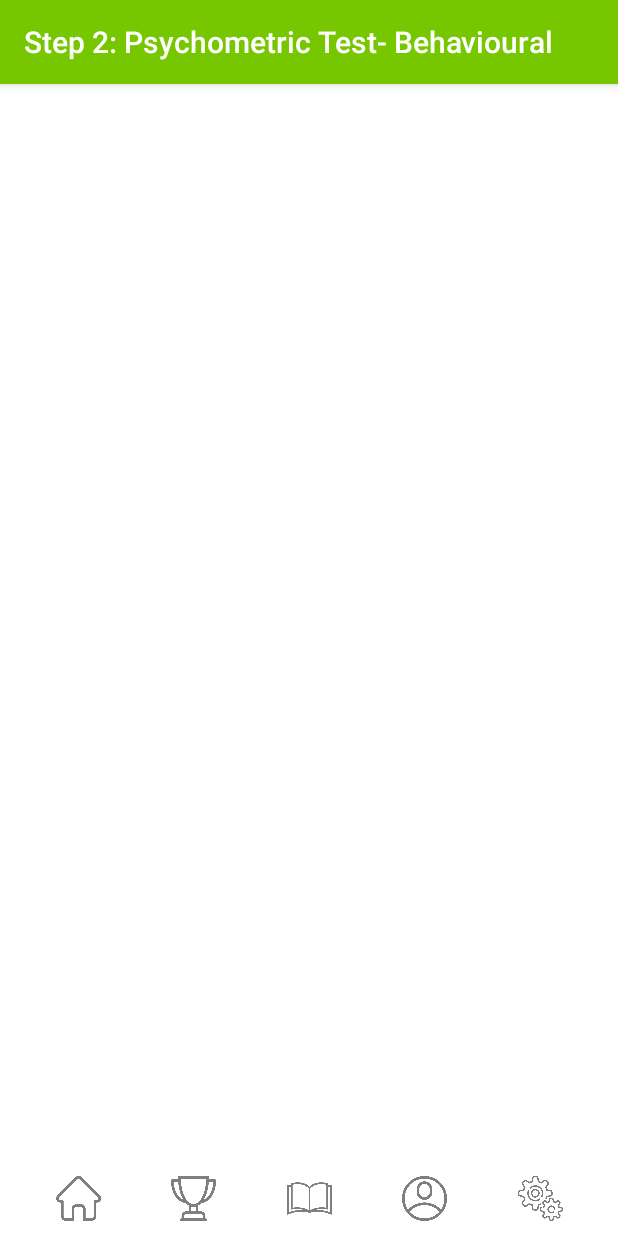
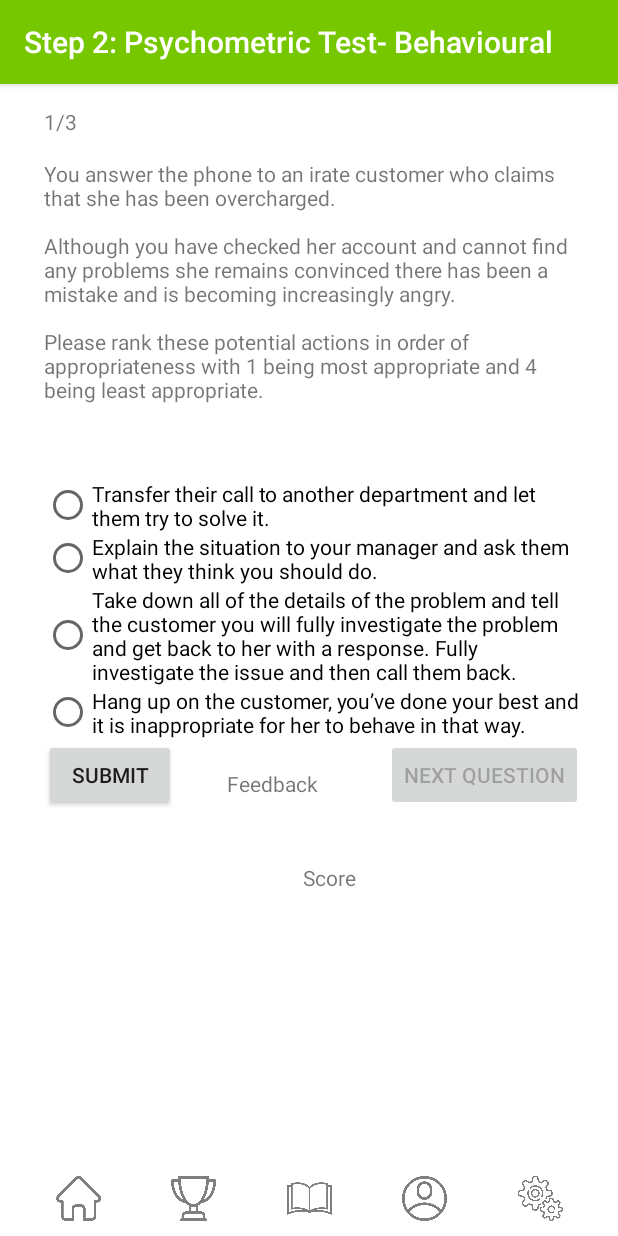
Before and after one commit to INFS3634-Elysian/INFS3634-Group-Assignment, an Android app: the Step2PsychBehavioural screen opened directly, with no data from a screen before it, on a phone screen of 412 x 824 dp. Run offline under Robolectric (Android 15) with nearby library versions, the phone set to English and light mode, and no system bars.

Commit message:
Updated Behavioural page -Created Quiz and essential functions -Formatting to be completed
Added DATABASEHELPER CLASS

```diff
--- /dev/null
+++ b/app/src/main/java/com/example/infs3634groupassignment/DatabaseHelper.java
@@ -0,0 +1,136 @@
+package com.example.infs3634groupassignment;
+
+import android.content.Context;
+import android.database.Cursor;
+import android.database.sqlite.SQLiteDatabase;
+import android.database.sqlite.SQLiteOpenHelper;
+
+import androidx.annotation.Nullable;
+
+public class DatabaseHelper extends SQLiteOpenHelper {
+    //DB VERSION AND NAME
+    private static final int DATABASE_VERSION = 1;
+    private static final String DATABASE_NAME = "behavioural.db";
+
+
+    //DECLARING TABLE FOR BEHAVIOURAL QUIZ
+    private static final String TABLE_NAME = "examples";
+
+    private static final String COLUMN_ID = "id";
+    private static final String COLUMN_QUESTION = "question";
+    private static final String COLUMN_ANSWER = "answer";
+    private static final String COLUMN_OPTION1 = "option1";
+    private static final String COLUMN_OPTION2 = "option2";
+    private static final String COLUMN_OPTION3 = "option3";
+
+    //INSTANTIATING OTHER VARIABLES
+    private String question = "";
+    private String answer = "";
+    private String option1 = "";
+    private String option2 = "";
+    private String option3 = "";
+    private int holder;
+
+    SQLiteDatabase database;
+
+    //CLASS CONSTRUCTOR
+    public DatabaseHelper(@Nullable Context context) {
+        super(context, DATABASE_NAME, null, DATABASE_VERSION);
+        database = getWritableDatabase();
+    }
+
+    //DB AT CONSTRUCTION; i.e instantiation in class
+    @Override
+    public void onCreate(SQLiteDatabase db) {
+        db.execSQL("CREATE TABLE "+TABLE_NAME+" ( "+COLUMN_ID+" INTEGER PRIMARY KEY AUTOINCREMENT, "+COLUMN_QUESTION+" TEXT, "+COLUMN_ANSWER+" TEXT, "+COLUMN_OPTION1+ " TEXT, "+COLUMN_OPTION2+ " TEXT, "+COLUMN_OPTION3+ " TEXT)");
+        db.execSQL("INSERT INTO " +TABLE_NAME+ " ( " + COLUMN_QUESTION + ", " + COLUMN_ANSWER + ", " + COLUMN_OPTION1 + ", " + COLUMN_OPTION2 + ", " + COLUMN_OPTION3 + ") VALUES ('Your organisation has implemented a new performance management system which explicitly links your performance to your pay.\n" +
+                "\n" +
+                "Your progression up the pay scale now relies on your proving you have achieved particular levels of performance.\n" +
+                "\n" +
+                "Please state which of these potential course of action is most and least appropriate.', 'Seek out a copy of the performance framework and use this to critically evaluate your performance and development areas, and then use this information to create a personal development plan.', 'Complain to your peers that the new system is unfair but make sure you participate fully in your performance reviews.', 'Make a note of everything you do which you think might demonstrate your performance.', 'Spend your performance reviews complaining to your manager that the new system is unfair, and refuse to participate in any discussions relating to it.')");
+        db.execSQL("INSERT INTO " +TABLE_NAME+ " ( " + COLUMN_QUESTION + ", " + COLUMN_ANSWER + ", " + COLUMN_OPTION1 + ", " + COLUMN_OPTION2 + ", " + COLUMN_OPTION3 + ") VALUES ('You are running late for an important meeting where you will be presenting your team’s proposal for a new software system to the Board members responsible for allocating the funding.\n" +
+                "\n" +
+                "Rate how appropriate you feel each of the follow actions would be:', 'Arrange for someone else from your team to step in and lead the proposal until you can get there.', 'Drive quicker and hope you manage to make it in time.', 'Call the meeting Chair and ask whether there is any chance of rearranging the agenda.', 'Pretend you have a family emergency and ask to re-schedule the meeting.')");
+        db.execSQL("INSERT INTO " +TABLE_NAME+ " ( " + COLUMN_QUESTION + ", " + COLUMN_ANSWER + ", " + COLUMN_OPTION1 + ", " + COLUMN_OPTION2 + ", " + COLUMN_OPTION3 + ") VALUES ('You answer the phone to an irate customer who claims that she has been overcharged.\n" +
+                "\n" +
+                "Although you have checked her account and cannot find any problems she remains convinced there has been a mistake and is becoming increasingly angry.\n" +
+                "\n" +
+                "Please rank these potential actions in order of appropriateness with 1 being most appropriate and 4 being least appropriate.', 'Take down all of the details of the problem and tell the customer you will fully investigate the problem and get back to her with a response. Fully investigate the issue and then call them back.', 'Explain the situation to your manager and ask them what they think you should do.', 'Transfer their call to another department and let them try to solve it.', 'Hang up on the customer, you’ve done your best and it is inappropriate for her to behave in that way.')");
+    }
+
+    //DB AT UPGRADE; i.e generally unnecessary
+    @Override
+    public void onUpgrade(SQLiteDatabase db, int oldVersion, int newVersion) {
+        db.execSQL("DROP TABLE IF EXISTS "+TABLE_NAME);
+        onCreate(db);
+    }
+
+    //METHODS FOR BEHAVIOURAL QUIZZES; FUNCTIONS: returns question and possible options
+    public String getQuestion() {
+        SQLiteDatabase db = this.getReadableDatabase();
+
+        int retrieve = (int) Math.floor(Math.random() * 3) + 1;
+        holder = retrieve;
+
+        Cursor cursor = db.rawQuery("SELECT "+COLUMN_QUESTION+ " FROM " +TABLE_NAME+ " WHERE " +COLUMN_ID+ "=" + retrieve,null);
+        if(cursor.moveToFirst()) {
+            do {
+                question = cursor.getString(cursor.getColumnIndex(COLUMN_QUESTION));
+            } while (cursor.moveToNext());
+        }
+
+        return question;
+    }
+
+    public String getAnswer() {
+        SQLiteDatabase db = this.getReadableDatabase();
+
+        Cursor cursor = db.rawQuery("SELECT "+COLUMN_ANSWER+ " FROM " +TABLE_NAME+ " WHERE " +COLUMN_ID+ "=" + holder,null);
+        if(cursor.moveToFirst()) {
+            do {
+                answer = cursor.getString(cursor.getColumnIndex(COLUMN_ANSWER));
+            } while (cursor.moveToNext());
+        }
+
+        return answer;
+    }
+
+    public String getOption1() {
+        SQLiteDatabase db = this.getReadableDatabase();
+
+        Cursor cursor = db.rawQuery("SELECT "+COLUMN_OPTION1+ " FROM " +TABLE_NAME+ " WHERE " +COLUMN_ID+ "=" + holder,null);
+        if(cursor.moveToFirst()) {
+            do {
+                option1 = cursor.getString(cursor.getColumnIndex(COLUMN_OPTION1));
+            } while (cursor.moveToNext());
+        }
+
+        return option1;
+    }
+
+    public String getOption2() {
+        SQLiteDatabase db = this.getReadableDatabase();
+
+        Cursor cursor = db.rawQuery("SELECT "+COLUMN_OPTION2+ " FROM " +TABLE_NAME+ " WHERE " +COLUMN_ID+ "=" + holder,null);
+        if(cursor.moveToFirst()) {
+            do {
+                option2 = cursor.getString(cursor.getColumnIndex(COLUMN_OPTION2));
+            } while (cursor.moveToNext());
+        }
+
+        return option2;
+    }
+
+    public String getOption3() {
+        SQLiteDatabase db = this.getReadableDatabase();
+
+        Cursor cursor = db.rawQuery("SELECT "+COLUMN_OPTION3+ " FROM " +TABLE_NAME+ " WHERE " +COLUMN_ID+ "=" + holder,null);
+        if(cursor.moveToFirst()) {
+            do {
+                option3 = cursor.getString(cursor.getColumnIndex(COLUMN_OPTION3));
+            } while (cursor.moveToNext());
+        }
+
+        return option3;
+    }
+}
--- a/app/src/main/java/com/example/infs3634groupassignment/Step2PsychBehavioural.java
+++ b/app/src/main/java/com/example/infs3634groupassignment/Step2PsychBehavioural.java
@@ -4,8 +4,13 @@ import androidx.appcompat.app.AppCompatActivity;
 
 import android.content.Intent;
 import android.os.Bundle;
+import android.util.Log;
 import android.view.View;
+import android.widget.Button;
 import android.widget.ImageView;
+import android.widget.RadioButton;
+import android.widget.RadioGroup;
+import android.widget.TextView;
 
 public class Step2PsychBehavioural extends AppCompatActivity {
     private ImageView home;
@@ -13,11 +18,31 @@ public class Step2PsychBehavioural extends AppCompatActivity {
     private ImageView notebook;
     private ImageView profile;
     private ImageView settings;
+
+    //INSTANTIATING VARIABLES
+    DatabaseHelper databaseHelper;
+    String TAG = "Main_Activity";
+    String setQ = "";
+    String setA = "";
+    String setO1 = "";
+    String setO2 = "";
+    String setO3 = "";
+    int btnId;
+    int counter = 0;
+    int cCounter = 0;
+    TextView question, feedback, score, progress;
+    RadioButton optionA, optionB, optionC, optionD;
+    RadioButton selectedOption;
+    RadioGroup group;
+    Button submit, next, tryAgain;
+
     @Override
     protected void onCreate(Bundle savedInstanceState) {
         super.onCreate(savedInstanceState);
         setContentView(R.layout.activity_step2_psych_behavioural);
         setTitle("Step 2: Psychometric Test- Behavioural");
+
+        //NAV BAR FUNCTIONS
         home = findViewById(R.id.ivHome);
         trophy= findViewById(R.id.ivTrophy);
         notebook = findViewById(R.id.ivNotebook);
@@ -58,5 +83,208 @@ public class Step2PsychBehavioural extends AppCompatActivity {
                 startActivity(new Intent(Step2PsychBehavioural.this, Settings.class));
             }
         });
+
+        //INSTANTIATE DB HELPER
+        final DatabaseHelper databaseHelper = new DatabaseHelper(this);
+
+        //CALLING FIRST INSTANCE OF QUESTION
+        createQ();
+
+        //SUBMIT CLICK LISTENER; if btn == checkedOption, CORRECT
+        submit = findViewById(R.id.btnSubmit);
+        submit.setOnClickListener(new View.OnClickListener() {
+            @Override
+            public void onClick(View v) {
+                submitCheck();
+            }
+        });
+
+        //NEXT QUESTION CLICK LISTENER; essentially calls method: createQ again
+        next = findViewById(R.id.btnNext);
+        next.setOnClickListener(new View.OnClickListener() {
+            @Override
+            public void onClick(View v) {
+                createQ();
+            }
+        });
+
+        //TRY AGAIN CLICK LISTENER; resets quiz
+        tryAgain = findViewById(R.id.btnTryAgain);
+        tryAgain.setOnClickListener(new View.OnClickListener() {
+            @Override
+            public void onClick(View v) {
+                tryAgain();
+            }
+        });
+    }
+
+    //CREATE QUESTION METHOD; FUNCTIONS: counts question progress, sets question and answers via getQuestion() and getOptionN(), resets previous selections, deduces correct option via if-else
+    public void createQ() {
+        //INSTANTIATE DB HELPER
+        final DatabaseHelper databaseHelper = new DatabaseHelper(this);
+
+        //INCREASE QUESTION COUNT ANSWERED
+        counter++;
+        progress = findViewById(R.id.txvQNo);
+        progress.setText(counter + "/3");
+
+        //SET QUESTION
+        setQ = databaseHelper.getQuestion();
+        question = findViewById(R.id.txvQuestion);
+        question.setText(setQ);
+
+        //SET ANSWERS
+        setA = databaseHelper.getAnswer();
+        setO1 = databaseHelper.getOption1();
+        setO2 = databaseHelper.getOption2();
+        setO3 = databaseHelper.getOption3();
+
+        //RESET SELECTIONS
+        optionA = findViewById(R.id.rbnOptionA);
+        optionB = findViewById(R.id.rbnOptionB);
+        optionC = findViewById(R.id.rbnOptionC);
+        optionD = findViewById(R.id.rbnOptionD);
+
+        submit = findViewById(R.id.btnSubmit);
+        next = findViewById(R.id.btnNext);
+        tryAgain = findViewById(R.id.btnTryAgain);
+
+
+        optionA.setChecked(false);
+        optionB.setChecked(false);
+        optionC.setChecked(false);
+        optionD.setChecked(false);
+
+        optionA.setEnabled(true);
+        optionB.setEnabled(true);
+        optionC.setEnabled(true);
+        optionD.setEnabled(true);
+
+        submit.setEnabled(true);
+        next.setEnabled(false);
+        tryAgain.setEnabled(false);
+        View tryAgainView = findViewById(R.id.btnTryAgain);
+        tryAgainView.setVisibility(View.INVISIBLE);
+
+
+        int correct = (int) Math.floor(Math.random() * 4);
+        Log.d(TAG, "OnCorrect: " + correct);
+
+        if (correct == 0) {
+            optionA.setText(setA);
+            optionB.setText(setO1);
+            optionC.setText(setO2);
+            optionD.setText(setO3);
+            btnId = findViewById(R.id.rbnOptionA).getId();
+            Log.d(TAG, "CorrectAnswer: " + correct);
+        } else if (correct == 1) {
+            optionA.setText(setO1);
+            optionB.setText(setA);
+            optionC.setText(setO2);
+            optionD.setText(setO3);
+            btnId = findViewById(R.id.rbnOptionB).getId();
+            Log.d(TAG, "CorrectAnswer: " + correct);
+        } else if (correct == 2) {
+            optionA.setText(setO2);
+            optionB.setText(setO1);
+            optionC.setText(setA);
+            optionD.setText(setO3);
+            btnId = findViewById(R.id.rbnOptionC).getId();
+            Log.d(TAG, "CorrectAnswer: " + correct);
+        } else {
+            optionA.setText(setO2);
+            optionB.setText(setO1);
+            optionC.setText(setO3);
+            optionD.setText(setA);
+            btnId = findViewById(R.id.rbnOptionD).getId();
+            Log.d(TAG, "CorrectAnswer: " + correct);
+        }
+
+        Log.d(TAG, "CorrectOptionId: " + btnId);
+    }
+
+    //SUBMIT CHECKING METHOD; FUNCTIONS: disables retry upon submission, verifies answer, checks for quiz completion
+    public void submitCheck() {
+        //ALLOW GROUP TO BE ACCESSED
+        group = findViewById(R.id.rgpOptions);
+
+        //DISABLE RETRY
+        optionA.setEnabled(false);
+        optionB.setEnabled(false);
+        optionC.setEnabled(false);
+        optionD.setEnabled(false);
+
+        next = findViewById(R.id.btnNext);
+        next.setEnabled(true);
+
+        //VERIFY ANSWER
+        int checkedOption = group.getCheckedRadioButtonId();
+        selectedOption = findViewById(checkedOption);
+        Log.d(TAG, "CheckedOptionId: " + checkedOption);
+        Log.d(TAG, "Checked Option: " + selectedOption.getText());
+
+        if (checkedOption == btnId) {
+            feedback = findViewById(R.id.txvFeedback);
+            feedback.setText("Great Job!");
+            cCounter++;
+        } else {
+            feedback = findViewById(R.id.txvFeedback);
+            feedback.setText("Terrible!");
+        }
+
+
+
+        //IF QUIZ COMPLETED
+        if (counter == 3) {
+            submit = findViewById(R.id.btnSubmit);
+            submit.setEnabled(false);
+            next = findViewById(R.id.btnNext);
+            next.setEnabled(false);
+            tryAgain = findViewById(R.id.btnTryAgain);
+            tryAgain.setEnabled(true);
+            View tryAgainView = findViewById(R.id.btnTryAgain);
+            tryAgainView.setVisibility(View.VISIBLE);
+
+            score = findViewById(R.id.txvScore);
+            score.setText(cCounter + "/3");
+        }
+    }
+
+    //TRY AGAIN METHOD; FUNCTIONS: resets quiz progress to first question, resets previous selections
+    public void tryAgain() {
+        //RESET QUIZ PROGRESS
+        counter = 1;
+        cCounter = 0;
+
+        //RESET VARIABLES
+        optionA = findViewById(R.id.rbnOptionA);
+        optionB = findViewById(R.id.rbnOptionB);
+        optionC = findViewById(R.id.rbnOptionC);
+        optionD = findViewById(R.id.rbnOptionD);
+
+        submit = findViewById(R.id.btnSubmit);
+        next = findViewById(R.id.btnNext);
+        tryAgain = findViewById(R.id.btnTryAgain);
+
+
+        optionA.setChecked(false);
+        optionB.setChecked(false);
+        optionC.setChecked(false);
+        optionD.setChecked(false);
+
+        optionA.setEnabled(true);
+        optionB.setEnabled(true);
+        optionC.setEnabled(true);
+        optionD.setEnabled(true);
+
+        submit.setEnabled(true);
+        next.setEnabled(false);
+        tryAgain.setEnabled(false);
+        View tryAgainView = findViewById(R.id.btnTryAgain);
+        tryAgainView.setVisibility(View.INVISIBLE);
+
+        progress = findViewById(R.id.txvQNo);
+        progress.setText(counter + "/3");
+
     }
 }
--- a/app/src/main/res/layout/activity_step2_psych_behavioural.xml
+++ b/app/src/main/res/layout/activity_step2_psych_behavioural.xml
@@ -81,4 +81,123 @@
         app:layout_constraintEnd_toEndOf="parent"
         app:layout_constraintStart_toEndOf="@+id/ivProfile"
         app:srcCompat="@drawable/nav_settings" />
+
+    <TextView
+        android:id="@+id/txvQuestion"
+        android:layout_width="0dp"
+        android:layout_height="wrap_content"
+        android:layout_marginStart="29dp"
+        android:layout_marginLeft="29dp"
+        android:layout_marginTop="15dp"
+        android:layout_marginEnd="23dp"
+        android:layout_marginRight="23dp"
+        android:text="TextView"
+        app:layout_constraintEnd_toEndOf="parent"
+        app:layout_constraintStart_toStartOf="parent"
+        app:layout_constraintTop_toBottomOf="@+id/txvQNo" />
+
+    <RadioGroup
+        android:id="@+id/rgpOptions"
+        android:layout_width="0dp"
+        android:layout_height="wrap_content"
+        android:layout_marginStart="29dp"
+        android:layout_marginLeft="29dp"
+        android:layout_marginTop="50dp"
+        android:layout_marginEnd="23dp"
+        android:layout_marginRight="23dp"
+        app:layout_constraintEnd_toEndOf="parent"
+        app:layout_constraintStart_toStartOf="parent"
+        app:layout_constraintTop_toBottomOf="@+id/txvQuestion">
+
+        <RadioButton
+            android:id="@+id/rbnOptionA"
+            android:layout_width="match_parent"
+            android:layout_height="wrap_content"
+            android:text="RadioButton" />
+
+        <RadioButton
+            android:id="@+id/rbnOptionB"
+            android:layout_width="match_parent"
+            android:layout_height="wrap_content"
+            android:text="RadioButton" />
+
+        <RadioButton
+            android:id="@+id/rbnOptionC"
+            android:layout_width="match_parent"
+            android:layout_height="wrap_content"
+            android:text="RadioButton" />
+
+        <RadioButton
+            android:id="@+id/rbnOptionD"
+            android:layout_width="match_parent"
+            android:layout_height="wrap_content"
+            android:text="RadioButton" />
+    </RadioGroup>
+
+    <Button
+        android:id="@+id/btnSubmit"
+        android:layout_width="wrap_content"
+        android:layout_height="wrap_content"
+        android:layout_marginStart="29dp"
+        android:layout_marginLeft="29dp"
+        android:text="Submit"
+        app:layout_constraintStart_toStartOf="parent"
+        app:layout_constraintTop_toBottomOf="@+id/rgpOptions" />
+
+    <Button
+        android:id="@+id/btnNext"
+        android:layout_width="wrap_content"
+        android:layout_height="wrap_content"
+        android:layout_marginEnd="23dp"
+        android:layout_marginRight="23dp"
+        android:text="Next Question"
+        app:layout_constraintEnd_toEndOf="parent"
+        app:layout_constraintTop_toBottomOf="@+id/rgpOptions" />
+
+    <TextView
+        android:id="@+id/txvFeedback"
+        android:layout_width="wrap_content"
+        android:layout_height="wrap_content"
+        android:layout_marginStart="35dp"
+        android:layout_marginLeft="35dp"
+        android:layout_marginTop="20dp"
+        android:layout_marginEnd="47dp"
+        android:layout_marginRight="47dp"
+        android:text="Feedback"
+        app:layout_constraintEnd_toStartOf="@+id/btnNext"
+        app:layout_constraintStart_toEndOf="@+id/btnSubmit"
+        app:layout_constraintTop_toBottomOf="@+id/rgpOptions" />
+
+    <Button
+        android:id="@+id/btnTryAgain"
+        android:layout_width="wrap_content"
+        android:layout_height="wrap_content"
+        android:layout_marginStart="31dp"
+        android:layout_marginLeft="31dp"
+        android:layout_marginTop="20dp"
+        android:text="Try Again"
+        app:layout_constraintStart_toStartOf="parent"
+        app:layout_constraintTop_toBottomOf="@+id/btnSubmit" />
+
+    <TextView
+        android:id="@+id/txvScore"
+        android:layout_width="wrap_content"
+        android:layout_height="wrap_content"
+        android:layout_marginStart="75dp"
+        android:layout_marginLeft="75dp"
+        android:layout_marginTop="43dp"
+        android:text="Score"
+        app:layout_constraintStart_toEndOf="@+id/btnTryAgain"
+        app:layout_constraintTop_toBottomOf="@+id/txvFeedback" />
+
+    <TextView
+        android:id="@+id/txvQNo"
+        android:layout_width="wrap_content"
+        android:layout_height="wrap_content"
+        android:layout_marginStart="29dp"
+        android:layout_marginLeft="29dp"
+        android:layout_marginTop="15dp"
+        android:text="TextView"
+        app:layout_constraintStart_toStartOf="parent"
+        app:layout_constraintTop_toTopOf="parent" />
 </androidx.constraintlayout.widget.ConstraintLayout>
```
